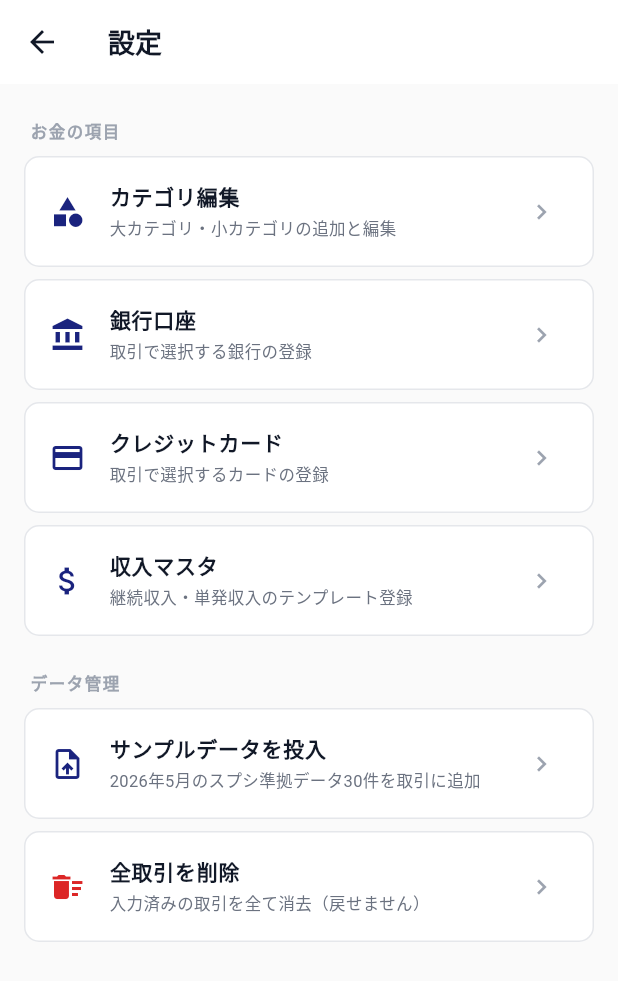
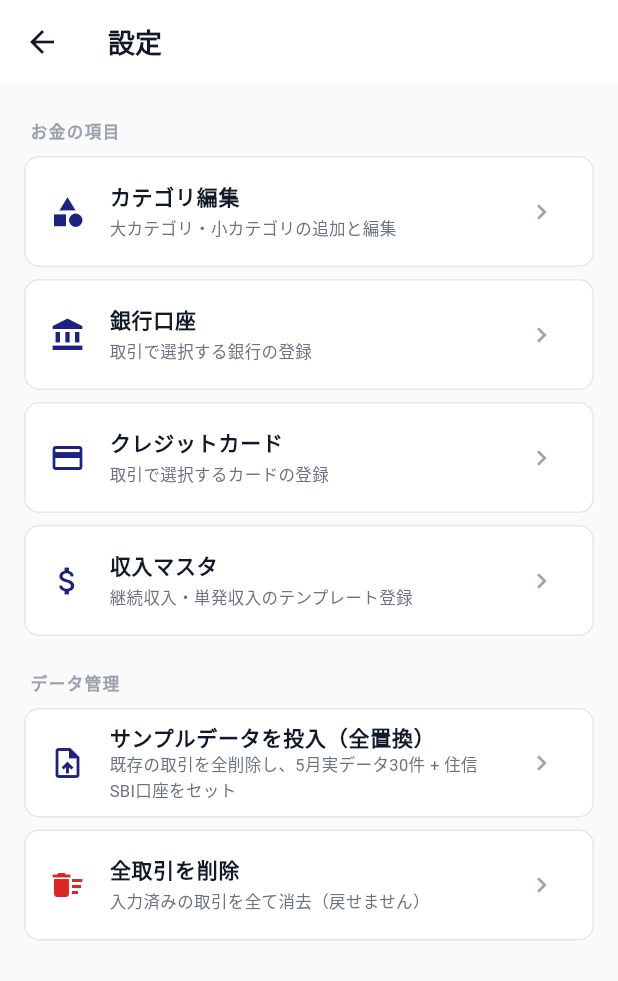
Before and after one commit to fffuttta-design/finance-apps, a Flutter app: the SettingsScreen screen opened directly, on a phone screen of 412 x 824 dp. Shown: the top 981 px of the screen. Run offline on Flutter 3.47's test engine with Material 3 defaults, Android fonts, the phone set to English and light mode, and no system bars; our stand-ins replace firebase_core, shared_preferences; accounts and stored records are empty.

Commit message:
chore(futa): サンプルデータをユーザー提供の5月実データ30件に差し替え
- MockData.sampleTransactions() をユーザー提供のスプシ実データに忠実に置換
  - 表記揺れも保持（"kndle unlimited", "Chilol", "Clade" など原文ママ）
  - 05/20 Claude Code Max5ドル/月プラン は USD94.78 → 14,217円換算 + メモ
  - 05/24 ガジェポーチ＆時計 は小カテゴリ空欄のまま
- 投入動作を append → replaceAll に変更（重複防止）
- 住信SBI口座(月初10,652,701円)が未登録なら同時投入してダッシュボードが意味のある数値になるように
- ボタン表記を「サンプルデータを投入（全置換）」に変更

version: 1.0.6+7 → 1.0.7+8

Co-Authored-By: Claude Opus 4.7 (1M context) <noreply@anthropic.com>

```diff
--- a/apps/futa_finance/lib/mock/mock_data.dart
+++ b/apps/futa_finance/lib/mock/mock_data.dart
@@ -1,7 +1,7 @@
 import 'package:finance_core/finance_core.dart';
 
-/// FutaFinance のサンプルデータ（2026年5月、スプシ実数値ベース）。
-/// 設定画面の「サンプルデータ投入」ボタンから TransactionRepository に流し込む。
+/// FutaFinance のサンプルデータ（2026年5月、ユーザーから提供された実データ）。
+/// 設定画面の「サンプルデータを投入」ボタンから TransactionRepository に流し込む。
 class MockData {
   /// 年間払いの固定費契約（テスト/初期表示用）。
   static final List<AnnualContract> annualContracts = [
@@ -20,57 +20,67 @@ class MockData {
     ),
   ];
 
-  /// 当月のサンプル取引（30件）。
+  /// サンプル銀行口座（住信SBI、月初¥10,652,701）。
+  static const RegisteredBankAccount sampleBank = RegisteredBankAccount(
+    id: 'sample-sbi',
+    name: '住信SBI',
+    startingBalance: 10652701,
+  );
+
+  /// 2026年5月の実取引（30件、ユーザー提供データに忠実）。
   static List<Transaction> sampleTransactions() => [
-        _t('1', 5, 1, '0.固定費(定額)', 'コンサル・研修費', 'ChiloI(Youtubeコミュニティ)', 980,
+        _t('s01', 1, '0.固定費(定額)', 'コンサル・研修費', 'Chilol(Youtubeコミュニティ)',
+            980, '三井住友カード'),
+        _t('s02', 1, '0.固定費(定額)', 'ソフトウェア料金', 'gyazo', 590, '三井住友カード'),
+        _t('s03', 1, '0.固定費(定額)', 'ソフトウェア料金',
+            'GoogleWorkSpace(ドメイン・サーバー)', 2090, '三井住友カード'),
+        _t('s04', 1, '0.固定費(定額)', 'ソフトウェア料金',
+            'gigafile便:スタンダートプラン', 198, '三井住友カード'),
+        _t('s05', 1, '0.固定費(定額)', 'ソフトウェア料金', 'kndle unlimited', 980,
             '三井住友カード'),
-        _t('2', 5, 1, '0.固定費(定額)', 'ソフトウェア料金', 'gyazo', 590, '三井住友カード'),
-        _t('3', 5, 1, '0.固定費(定額)', 'ソフトウェア料金',
-            'GoogleWorkSpace(ドメイン・サブ)', 2090, '三井住友カード'),
-        _t('4', 5, 1, '0.固定費(定額)', 'ソフトウェア料金', 'gigafile便:スタンダードプラン',
-            198, '三井住友カード'),
-        _t('5', 5, 1, '0.固定費(定額)', 'ソフトウェア料金', 'kindle unlimited', 980,
+        _t('s06', 1, '0.固定費(定額)', '顧問経費', 'VS税務顧問', 38500, '銀行引落'),
+        _t('s07', 1, '0.固定費(定額)', '通信費', 'Wi-Fi料金・コミュファ光', 6820,
             '三井住友カード'),
-        _t('6', 5, 1, '0.固定費(定額)', '顧問経費', 'VS税務顧問', 38500, '銀行引落'),
-        _t('7', 5, 1, '0.固定費(定額)', '通信費', 'Wi-Fi料金・コミュファ光', 6820,
+        _t('s08', 1, '1.固定費(変動)', 'ソフトウェア料金', 'ChatGPT', 3583,
             '三井住友カード'),
-        _t('8', 5, 1, '1.固定費(変動)', 'ソフトウェア料金', 'ChatGPT', 3583,
+        _t('s09', 1, '1.固定費(変動)', 'ソフトウェア料金', 'Claude Pro', 3580,
             '三井住友カード'),
-        _t('9', 5, 1, '1.固定費(変動)', 'ソフトウェア料金', 'Claude Pro', 3580,
+        _t('s10', 1, '1.固定費(変動)', '通信費', '携帯料金・LINEモバイル', 6402,
             '三井住友カード'),
-        _t('10', 5, 1, '1.固定費(変動)', '通信費', '携帯料金・LINEモバイル', 6402,
+        _t('s11', 6, '2.消耗品費', 'ソフトウェア', 'Clade 5\$', 898, '三井住友カード'),
+        _t('s12', 6, '2.消耗品費', 'ソフトウェア', 'Clade 5\$', 898, '三井住友カード'),
+        _t('s13', 7, '7.雑費', '新聞図書費', '鬼速PDCA', 1267, '三井住友カード'),
+        _t('s14', 10, '2.消耗品費', 'ソフトウェア', 'Clade 5\$', 895, '三井住友カード'),
+        _t('s15', 10, '2.消耗品費', 'ソフトウェア', 'Clade 5\$', 895, '三井住友カード'),
+        _t('s16', 11, '2.消耗品費', 'ソフトウェア', 'Clade 10\$', 1790,
             '三井住友カード'),
-        _t('11', 5, 6, '2.消耗品費', 'ソフトウェア', 'Clade 5\$', 898, '三井住友カード'),
-        _t('12', 5, 6, '2.消耗品費', 'ソフトウェア', 'Clade 5\$', 898, '三井住友カード'),
-        _t('13', 5, 7, '7.雑費', '新聞図書費', '鬼速PDCA', 1267, '三井住友カード'),
-        _t('14', 5, 10, '2.消耗品費', 'ソフトウェア', 'Clade 5\$', 895, '三井住友カード'),
-        _t('15', 5, 10, '2.消耗品費', 'ソフトウェア', 'Clade 5\$', 895, '三井住友カード'),
-        _t('16', 5, 11, '2.消耗品費', 'ソフトウェア', 'Clade 10\$', 1790,
+        _t('s17', 11, '2.消耗品費', 'ソフトウェア', 'Clade 5\$', 895, '三井住友カード'),
+        _t('s18', 11, '2.消耗品費', 'ソフトウェア', 'Clade 5\$', 895, '三井住友カード'),
+        _t('s19', 11, '2.消耗品費', 'ソフトウェア', 'Clade 7\$', 1253,
             '三井住友カード'),
-        _t('17', 5, 11, '2.消耗品費', 'ソフトウェア', 'Clade 5\$', 895, '三井住友カード'),
-        _t('18', 5, 11, '2.消耗品費', 'ソフトウェア', 'Clade 5\$', 895, '三井住友カード'),
-        _t('19', 5, 11, '2.消耗品費', 'ソフトウェア', 'Clade 7\$', 1253, '三井住友カード'),
-        _t('20', 5, 11, '7.雑費', '新聞図書費', '2025-2026年版 みんなが欲しかった',
+        _t('s20', 11, '7.雑費', '新聞図書費',
+            '2025-2026年版 みんなが欲しかった！ FPの教科書 3級 みんなが欲しかったシリーズ',
             1472, '三井住友カード'),
-        _t('21', 5, 12, '2.消耗品費', 'ソフトウェア', 'Clade 5\$', 895, '三井住友カード'),
-        _t('22', 5, 12, '2.消耗品費', 'ソフトウェア', 'Clade 5\$', 897, '三井住友カード'),
-        _t('23', 5, 12, '7.雑費', '新聞図書費', '起業家(幻冬舎文庫)', 644, '三井住友カード'),
-        _t('24', 5, 13, '2.消耗品費', 'ソフトウェア', 'Clade 50\$', 8074,
+        _t('s21', 12, '2.消耗品費', 'ソフトウェア', 'Clade 5\$', 895, '三井住友カード'),
+        _t('s22', 12, '2.消耗品費', 'ソフトウェア', 'Clade 5\$', 897, '三井住友カード'),
+        _t('s23', 12, '7.雑費', '新聞図書費', '起業家 (幻冬舎文庫)', 644, '三井住友カード'),
+        _t('s24', 13, '2.消耗品費', 'ソフトウェア', 'Clade 50\$', 8074,
             '三井住友カード'),
-        _t('25', 5, 20, '2.消耗品費', '機材', 'ハンディ扇風機', 2850, '三井住友カード'),
-        _t('26', 5, 20, '2.消耗品費', '資材', '椅子クッション', 1330, '三井住友カード'),
-        _t('27', 5, 20, '7.雑費', '新聞図書費', '成長以外すべて死', 1339, '三井住友カード'),
-        _t('28', 5, 20, '2.消耗品費', 'ソフトウェア', 'Claude Code Max5\$プラン', 14217,
-            '三井住友カード'),
-        _t('29', 5, 21, '6.会議費', 'セルフカフェ', '1時間予約', 359, '三井住友カード'),
-        _t('30', 5, 24, '2.消耗品費', '機材', 'ガジェポーチ&時計', 4791, '三井住友カード'),
+        _t('s25', 20, '2.消耗品費', '機材', 'ハンディ扇風機', 2850, '三井住友カード'),
+        _t('s26', 20, '2.消耗品費', '資材', '椅子クッション', 1330, '三井住友カード'),
+        _t('s27', 20, '7.雑費', '新聞図書費', '成長以外すべて死', 1339, '三井住友カード'),
+        _tWithMemo('s28', 20, '2.消耗品費', 'ソフトウェア',
+            'Claude Code Max5\$プラン', 14217, '三井住友カード',
+            'USD \$94.78 換算 (¥150/USDで概算)'),
+        _t('s29', 21, '6.会議費', 'セルフカフェ', '1時間予約', 359, '三井住友カード'),
+        _t('s30', 24, '2.消耗品費', '', 'ガジェポーチ＆時計', 4791, '三井住友カード'),
       ];
 
-  static Transaction _t(String id, int m, int d, String major, String sub,
+  static Transaction _t(String id, int d, String major, String sub,
       String desc, int amount, String payment) {
     return Transaction(
       id: id,
-      date: DateTime(2026, m, d),
+      date: DateTime(2026, 5, d),
       type: TransactionType.expense,
       category: Category(major: major, sub: sub),
       paymentMethod: payment,
@@ -78,4 +88,18 @@ class MockData {
       amount: amount,
     );
   }
+
+  static Transaction _tWithMemo(String id, int d, String major, String sub,
+      String desc, int amount, String payment, String memo) {
+    return Transaction(
+      id: id,
+      date: DateTime(2026, 5, d),
+      type: TransactionType.expense,
+      category: Category(major: major, sub: sub),
+      paymentMethod: payment,
+      description: desc,
+      amount: amount,
+      memo: memo,
+    );
+  }
 }
--- a/apps/futa_finance/lib/screens/home_screen.dart
+++ b/apps/futa_finance/lib/screens/home_screen.dart
@@ -250,7 +250,7 @@ class _HomeScreenState extends State<HomeScreen> {
             borderRadius: BorderRadius.circular(4),
           ),
           child: const Text(
-            'v1.0.6+7  /  com.futa.finance',
+            'v1.0.7+8  /  com.futa.finance',
             style: TextStyle(
                 fontSize: 10,
                 color: Color(0xFF9CA3AF),
--- a/apps/futa_finance/lib/screens/settings_screen.dart
+++ b/apps/futa_finance/lib/screens/settings_screen.dart
@@ -1,5 +1,6 @@
 import 'package:flutter/material.dart';
 
+import '../data/settings_repository.dart';
 import '../data/transaction_repository.dart';
 import '../mock/mock_data.dart';
 import 'account_editor_screen.dart';
@@ -72,8 +73,8 @@ class SettingsScreen extends StatelessWidget {
             _section('データ管理'),
             _tile(
               icon: Icons.upload_file,
-              title: 'サンプルデータを投入',
-              subtitle: '2026年5月のスプシ準拠データ30件を取引に追加',
+              title: 'サンプルデータを投入（全置換）',
+              subtitle: '既存の取引を全削除し、5月実データ30件 + 住信SBI口座をセット',
               onTap: () => _seedSampleData(context),
             ),
             _tile(
@@ -94,7 +95,10 @@ class SettingsScreen extends StatelessWidget {
       context: context,
       builder: (_) => AlertDialog(
         title: const Text('サンプルデータを投入'),
-        content: const Text('現在の取引に30件のサンプルデータを追加します。よろしいですか？'),
+        content: const Text(
+            '現在の取引を全て削除し、2026年5月の実データ30件で置換します。\n'
+            '住信SBI口座（月初¥10,652,701）が未登録なら同時に追加します。\n'
+            'よろしいですか？'),
         actions: [
           TextButton(
               onPressed: () => Navigator.pop(context, false),
@@ -106,12 +110,27 @@ class SettingsScreen extends StatelessWidget {
       ),
     );
     if (ok != true) return;
-    final repo = TransactionRepository.instance;
-    final existing = await repo.loadAll();
-    await repo.replaceAll([...existing, ...MockData.sampleTransactions()]);
+
+    // 取引を全置換
+    await TransactionRepository.instance
+        .replaceAll(MockData.sampleTransactions());
+
+    // 銀行口座が未登録 or 住信SBIがまだない場合のみ追加
+    final settings = SettingsRepository();
+    final payments = await settings.loadPayments();
+    final hasSbi = payments.bankAccounts.any((b) => b.name == '住信SBI');
+    if (!hasSbi) {
+      await settings.savePayments(payments.copyWith(
+        bankAccounts: [...payments.bankAccounts, MockData.sampleBank],
+      ));
+    }
+
     if (!context.mounted) return;
     ScaffoldMessenger.of(context).showSnackBar(
-      const SnackBar(content: Text('サンプル30件を追加しました')),
+      SnackBar(
+          content: Text(hasSbi
+              ? 'サンプル30件で置換しました'
+              : 'サンプル30件 + 住信SBI口座を投入しました')),
     );
   }
 
--- a/apps/futa_finance/pubspec.yaml
+++ b/apps/futa_finance/pubspec.yaml
@@ -17,7 +17,7 @@ resolution: workspace
 # https://developer.apple.com/library/archive/documentation/General/Reference/InfoPlistKeyReference/Articles/CoreFoundationKeys.html
 # In Windows, build-name is used as the major, minor, and patch parts
 # of the product and file versions while build-number is used as the build suffix.
-version: 1.0.6+7
+version: 1.0.7+8
 
 environment:
   sdk: ^3.11.4
```
